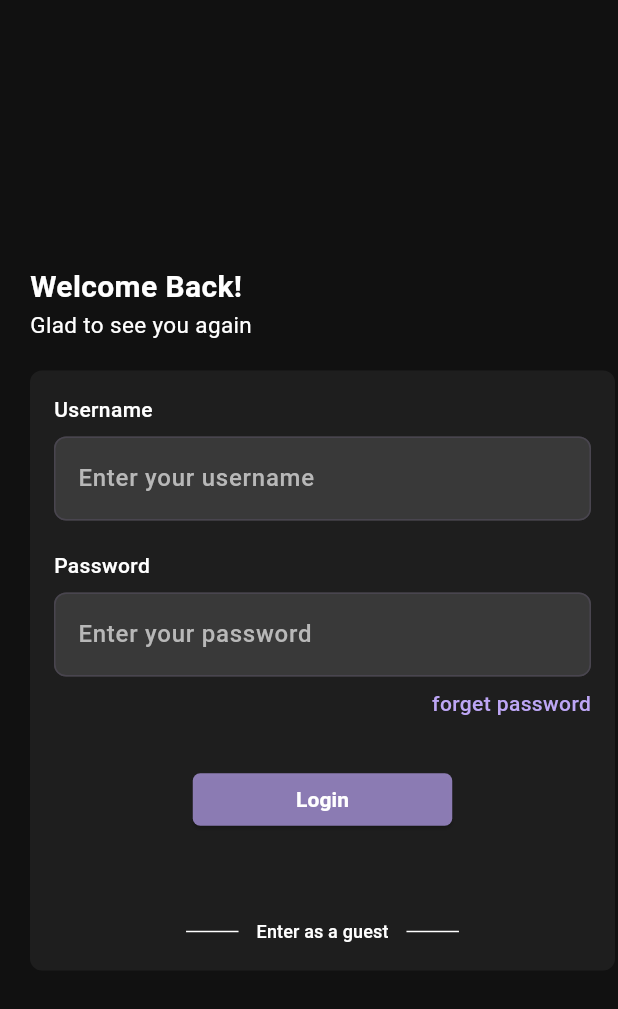
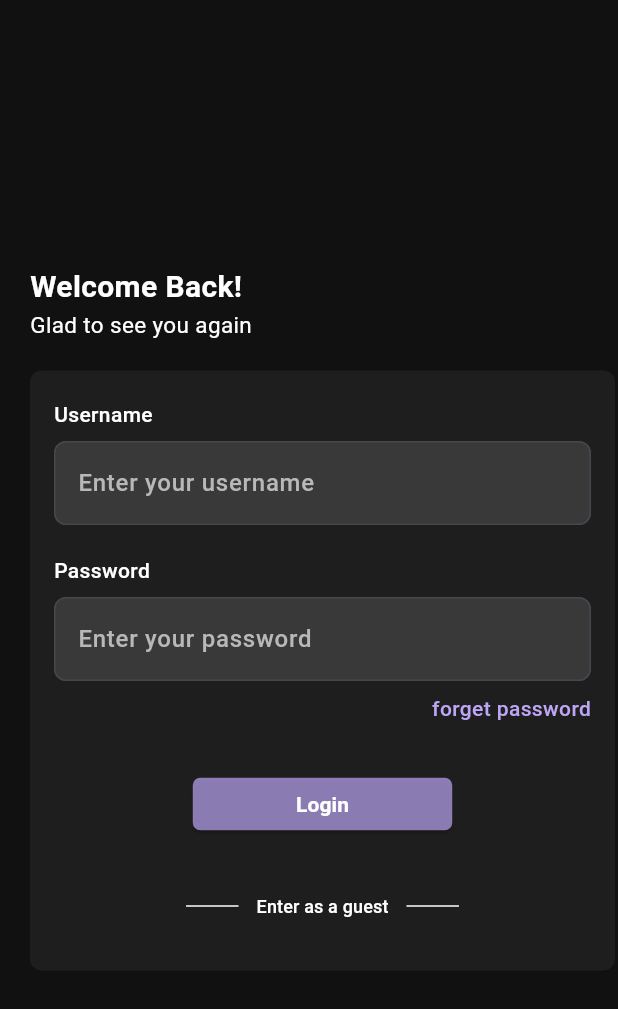
Before and after one commit to Flutter-gg-1/Project-5, a Flutter app: the screen it shows after launch, on a phone screen of 412 x 824 dp. Shown: the top 1009 px of the screen. Run offline on Flutter 3.47's test engine with Material 3 defaults, Android fonts, the phone set to English and light mode, and no system bars; our stand-ins replace icons_plus, image_picker.

```diff
--- a/lib/screens/add_blog_post.dart
+++ b/lib/screens/add_blog_post.dart
@@ -1,4 +1,3 @@
-import 'dart:ffi';
 import 'dart:io';
 
 import 'package:flutter/material.dart';
--- a/lib/screens/home_screen.dart
+++ b/lib/screens/home_screen.dart
@@ -1,5 +1,6 @@
 import 'package:flutter/material.dart';
 
+import 'bottom_navigation_bar_screens/explore_screen.dart';
 import 'bottom_navigation_bar_screens/feed_screen.dart';
 
 class HomeScreen extends StatefulWidget {
@@ -12,7 +13,7 @@ class HomeScreen extends StatefulWidget {
 class _HomeScreenState extends State<HomeScreen> {
   List screens = [
     const FeedScreen(),
-    const Text("data2",  style: TextStyle(color: Color(0xffffffff))),
+    const ExploreScreen(),
     const Text("data3",  style: TextStyle(color: Color(0xffffffff))),
     const Text("data4",  style: TextStyle(color: Color(0xffffffff))),
   ];
--- a/lib/screens/log_in_screen.dart
+++ b/lib/screens/log_in_screen.dart
@@ -67,7 +67,7 @@ class LogInScreen extends StatelessWidget {
                         },
                       ),
                       const SizedBox(
-                        height: 40,
+                        height: 20,
                       ),
                       Row(
                         mainAxisAlignment: MainAxisAlignment.center,
--- a/lib/widgets/custom_text_form_field.dart
+++ b/lib/widgets/custom_text_form_field.dart
@@ -1,8 +1,9 @@
 import 'package:flutter/material.dart';
 
 class CustomTextFormField extends StatelessWidget {
-  const CustomTextFormField({super.key, required this.hintmsg});
+  const CustomTextFormField({super.key, required this.hintmsg, this.prefixIcon});
   final String hintmsg;
+  final Widget? prefixIcon;
 
   @override
   Widget build(BuildContext context) {
@@ -11,6 +12,7 @@ class CustomTextFormField extends StatelessWidget {
       minLines: 1,
       maxLines: 20,
                       decoration: InputDecoration(
+                        prefixIcon: prefixIcon,
                         border: OutlineInputBorder(borderRadius: BorderRadius.circular(8)),
                         hintText: hintmsg,
                         hintStyle: const TextStyle(color: Color(0xffB8B8B8)),
```
Also changed, not shown: lib/screens/bottom_navigation_bar_screens/explore_screen.dart (added, +34 -0 lines).
